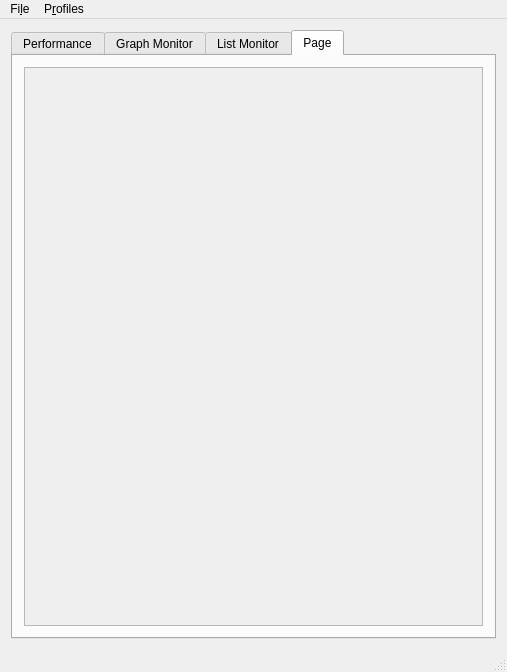
The window that mainwindow.ui (Lurkki14/tuxclocker) describes before a commit, drawn with Qt 5.
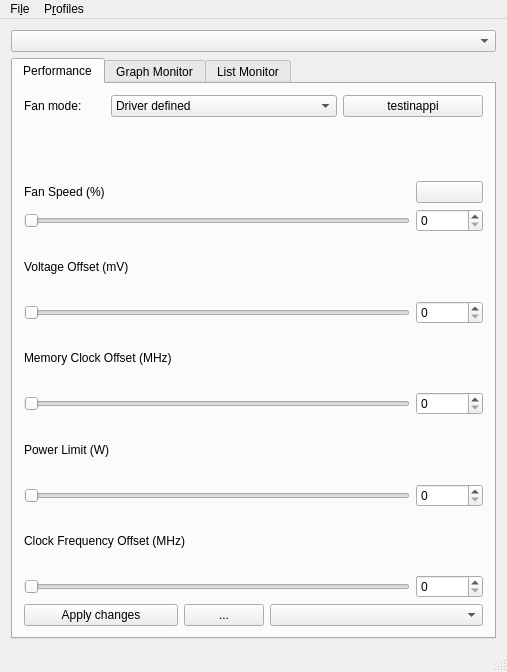
The same window after the commit. The open tabs and pages were chosen to show the change. Icons and pictures are not drawn.

```diff
--- a/mainwindow.ui
+++ b/mainwindow.ui
@@ -15,6 +15,9 @@
   </property>
   <widget class="QWidget" name="centralWidget">
    <layout class="QVBoxLayout" name="verticalLayout_3">
+    <item>
+     <widget class="QComboBox" name="GPUComboBox"/>
+    </item>
     <item>
      <widget class="QTabWidget" name="tabWidget">
       <property name="tabShape">
@@ -224,31 +227,6 @@
         </item>
        </layout>
       </widget>
-      <widget class="QWidget" name="tab">
-       <attribute name="title">
-        <string>Page</string>
-       </attribute>
-       <layout class="QVBoxLayout" name="verticalLayout_2">
-        <item>
-         <widget class="QScrollArea" name="scrollArea">
-          <property name="widgetResizable">
-           <bool>true</bool>
-          </property>
-          <widget class="QWidget" name="scrollAreaWidgetContents">
-           <property name="geometry">
-            <rect>
-             <x>0</x>
-             <y>0</y>
-             <width>471</width>
-             <height>560</height>
-            </rect>
-           </property>
-           <layout class="QGridLayout" name="gridLayout_2"/>
-          </widget>
-         </widget>
-        </item>
-       </layout>
-      </widget>
      </widget>
     </item>
    </layout>
```
Left out of the diff: 2 changed lines with no effect on the pictures.
